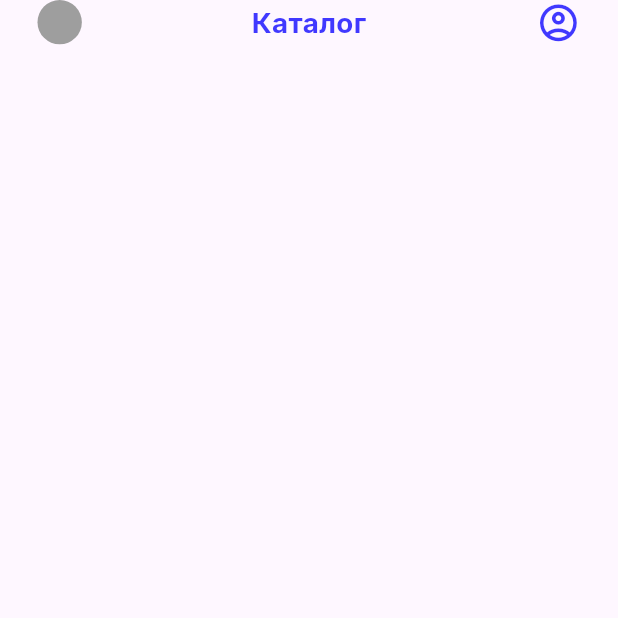
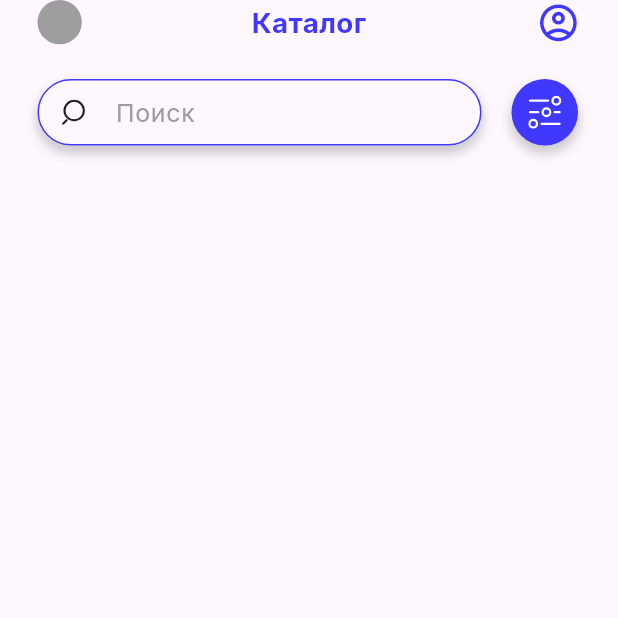
Before and after one commit to ExeLisor/Mashinki, a Flutter app: the screen it shows after launch, on a phone screen of 412 x 824 dp, the top half of it. Run offline on Flutter 3.47's test engine with Material 3 defaults, Android fonts, the phone set to English and light mode, and no system bars; our stand-ins replace dio, flutter_svg, get, google_fonts, google_mobile_ads, logger and 4 more.

Commit message:
Added searchbar

```diff
--- a/lib/const.dart
+++ b/lib/const.dart
@@ -14,5 +14,7 @@ const lineEye = "assets/icons/line_eye.svg";
 const errorCrossAsset = 'assets/icons/error_cross.svg';
 const correctAnimation = "assets/animations/correct_animation.json";
 const deniedAnimation = "assets/animations/denied_animation.json";
+const filtersIconAsset = "assets/icons/filters_icon.svg";
+const lensIcon = "assets/icons/lens_icon.svg";
 
 const primaryColor = Color(0xFF4038FF);
--- a/lib/screens/home_screen/home_screen.dart
+++ b/lib/screens/home_screen/home_screen.dart
@@ -16,7 +16,13 @@ class HomeScreen extends StatelessWidget {
     );
   }
 
-  Widget _body() => const Column(
-        children: [TopBar(title: "Каталог")],
+  Widget _body() => Column(
+        children: [
+          const TopBar(title: "Каталог"),
+          SizedBox(
+            height: 25.h,
+          ),
+          const CarsSearchBar(),
+        ],
       );
 }
--- a/lib/screens/log_in_screen/widgets/text_field_log_in.dart
+++ b/lib/screens/log_in_screen/widgets/text_field_log_in.dart
@@ -33,8 +33,6 @@ class CustomTextField extends StatelessWidget {
         autovalidateMode: AutovalidateMode.always,
         onFieldSubmitted: (_) =>
             onFieldSubmitted == null ? (_) : onFieldSubmitted!(_),
-        style: TextStyle(
-            color: Theme.of(context).inputDecorationTheme.hintStyle!.color),
         keyboardType: keyboardType,
         obscureText: isPassword && !showPassword ? true : false,
         decoration: InputDecoration(
--- a/lib/widgets/search_bar.dart
+++ b/lib/widgets/search_bar.dart
@@ -1,10 +1,96 @@
 import 'package:mashinki/exports.dart';
 
-class HomeScreenSearchBar extends StatelessWidget {
-  const HomeScreenSearchBar({super.key});
+class CarsSearchBar extends StatelessWidget {
+  const CarsSearchBar({super.key});
 
   @override
   Widget build(BuildContext context) {
-    return Container();
+    return Row(
+      crossAxisAlignment: CrossAxisAlignment.center,
+      children: [
+        const CarsSearchTextField(),
+        SizedBox(
+          width: 20.w,
+        ),
+        _filtersIcon()
+      ],
+    );
+  }
+
+  Widget _filtersIcon() => Container(
+        height: 48.h,
+        width: 48.h,
+        decoration: BoxDecoration(
+          color: primaryColor,
+          shape: BoxShape.circle,
+          boxShadow: [
+            BoxShadow(
+              color: Colors.grey.withOpacity(0.5),
+              spreadRadius: 1,
+              blurRadius: 5,
+              offset: Offset(0, 5.h), // changes position of shadow
+            ),
+          ],
+        ),
+        child: SvgPicture.asset(
+          filtersIconAsset,
+          fit: BoxFit.scaleDown,
+        ),
+      );
+}
+
+class CarsSearchTextField extends StatelessWidget {
+  const CarsSearchTextField({super.key});
+
+  @override
+  Widget build(BuildContext context) {
+    return Container(
+      width: 296.w,
+      height: 48.h,
+      decoration: BoxDecoration(
+        color: const Color(0xfffef7ff),
+        borderRadius: BorderRadius.circular(41),
+        boxShadow: [
+          BoxShadow(
+            color: Colors.grey.withOpacity(0.5),
+            spreadRadius: 1,
+            blurRadius: 5,
+            offset: Offset(0, 5.h), // changes position of shadow
+          ),
+        ],
+      ),
+      child: TextFormField(
+        textAlignVertical: TextAlignVertical.bottom,
+        autovalidateMode: AutovalidateMode.always,
+        onTapOutside: (_) => FocusScope.of(context).unfocus(),
+        decoration: InputDecoration(
+          border: OutlineInputBorder(
+            borderRadius: BorderRadius.circular(41),
+            borderSide: BorderSide.none,
+          ),
+          enabledBorder: OutlineInputBorder(
+            borderRadius: BorderRadius.circular(41),
+            borderSide: BorderSide(
+                color: Theme.of(context)
+                    .inputDecorationTheme
+                    .border!
+                    .borderSide
+                    .color),
+          ),
+          focusedBorder: OutlineInputBorder(
+            borderRadius: BorderRadius.circular(41),
+            borderSide: BorderSide(
+                color: Theme.of(context)
+                    .inputDecorationTheme
+                    .border!
+                    .borderSide
+                    .color),
+          ),
+          hintText: "Поиск",
+          hintStyle: TextStyle(fontSize: 18.fs, color: Colors.grey),
+          prefixIcon: const SvgIcon(assetPath: lensIcon),
+        ),
+      ),
+    );
   }
 }
--- a/pubspec.yaml
+++ b/pubspec.yaml
@@ -39,5 +39,7 @@ flutter:
     - assets/icons/lock_icon.svg
     - assets/icons/error_cross.svg
     - assets/icons/line_eye.svg
+    - assets/icons/filters_icon.svg
+    - assets/icons/lens_icon.svg
     - assets/animations/correct_animation.json
     - assets/animations/denied_animation.json
```
Also changed, not shown: assets/icons/filters_icon.svg (added), assets/icons/lens_icon.svg (added).
